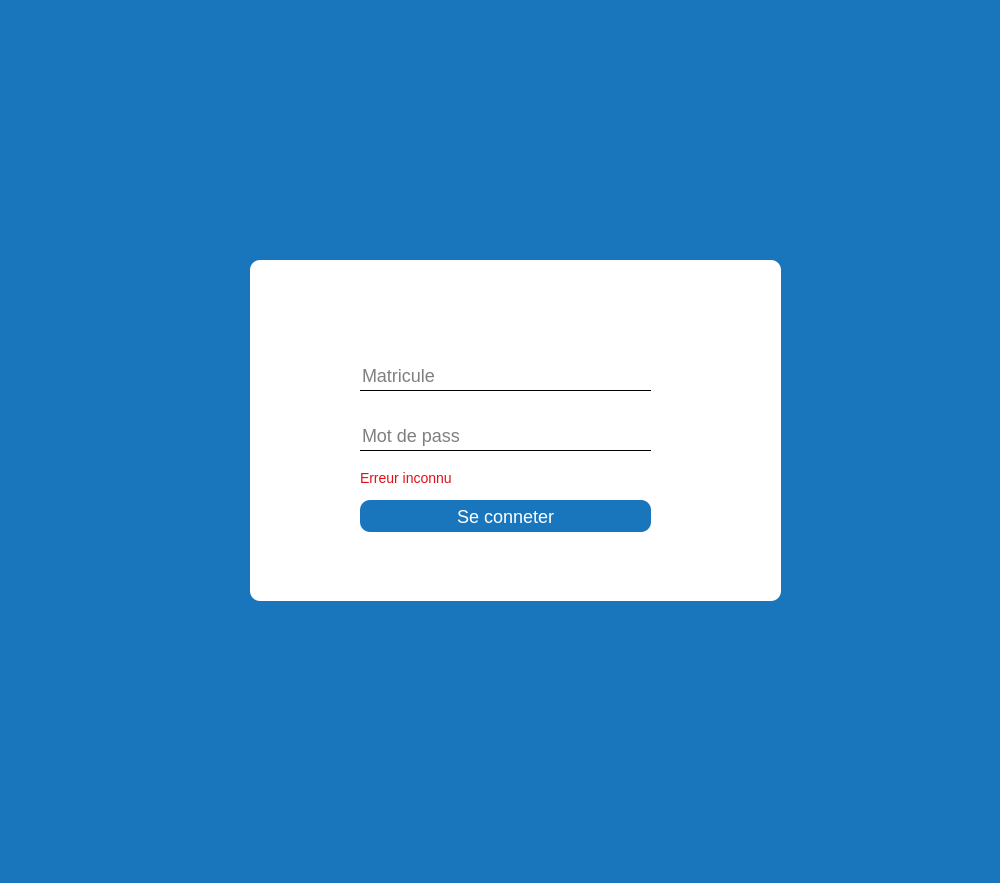
Old version of the form UI/connection_etudiant.ui in the repository FranckyPopo/education.
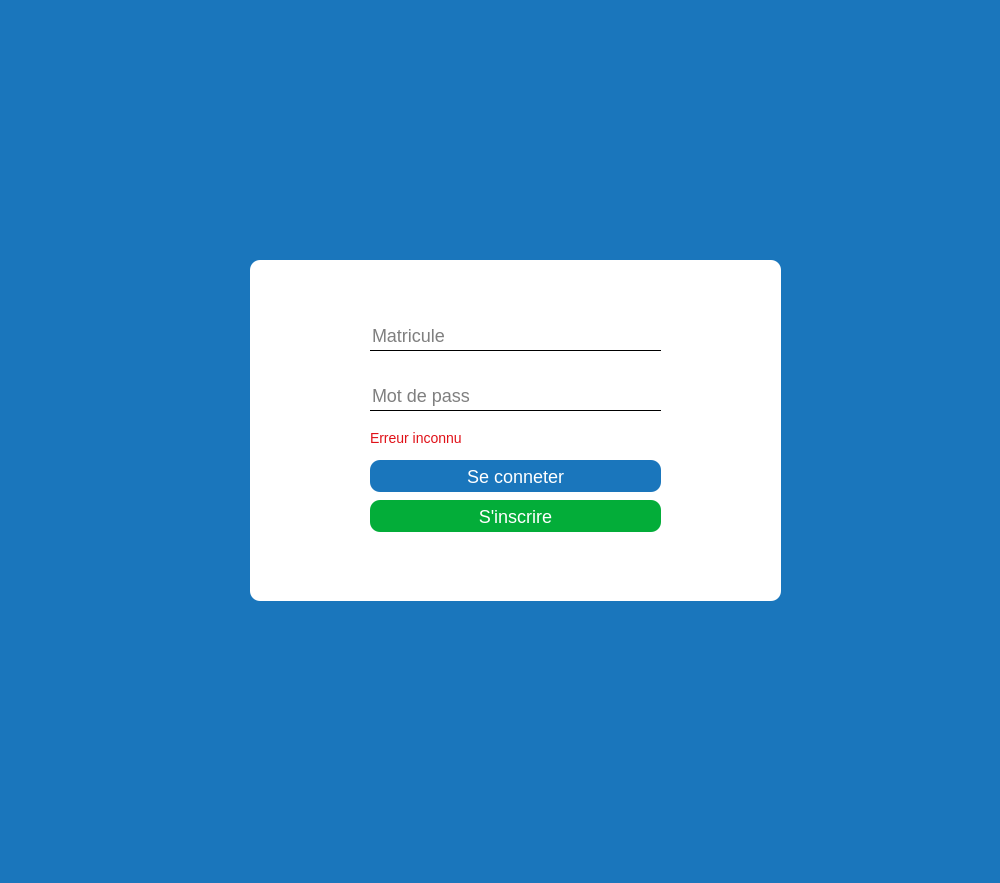
New version of the form.

Commit message: Dernier commit de Nan

Diff of the .ui file:
```diff
--- a/UI/connection_etudiant.ui
+++ b/UI/connection_etudiant.ui
@@ -39,8 +39,8 @@
     <widget class="QLineEdit" name="lineEdit">
      <property name="geometry">
       <rect>
-       <x>110</x>
-       <y>100</y>
+       <x>120</x>
+       <y>60</y>
        <width>291</width>
        <height>31</height>
       </rect>
@@ -66,8 +66,8 @@
     <widget class="QLineEdit" name="lineEdit_2">
      <property name="geometry">
       <rect>
-       <x>110</x>
-       <y>160</y>
+       <x>120</x>
+       <y>120</y>
        <width>291</width>
        <height>31</height>
       </rect>
@@ -90,8 +90,8 @@
     <widget class="QPushButton" name="bnt_connection">
      <property name="geometry">
       <rect>
-       <x>110</x>
-       <y>240</y>
+       <x>120</x>
+       <y>200</y>
        <width>291</width>
        <height>32</height>
       </rect>
@@ -119,8 +119,8 @@
     <widget class="QLabel" name="label">
      <property name="geometry">
       <rect>
-       <x>110</x>
-       <y>210</y>
+       <x>120</x>
+       <y>170</y>
        <width>101</width>
        <height>16</height>
       </rect>
@@ -133,6 +133,35 @@
       <string>Erreur inconnu</string>
      </property>
     </widget>
+    <widget class="QPushButton" name="bnt_connection_2">
+     <property name="geometry">
+      <rect>
+       <x>120</x>
+       <y>240</y>
+       <width>291</width>
+       <height>32</height>
+      </rect>
+     </property>
+     <property name="styleSheet">
+      <string notr="true">QPushButton {
+	background-color: #03ad39;
+	color: white;
+	font-size: 18px;
+}
+
+QPushButton:hover {
+	background-color: #02d648;
+}
+
+</string>
+     </property>
+     <property name="text">
+      <string>S'inscrire</string>
+     </property>
+     <property name="autoDefault">
+      <bool>false</bool>
+     </property>
+    </widget>
    </widget>
   </widget>
   <widget class="QMenuBar" name="menubar">
```
The commit also changes 1 other file.
